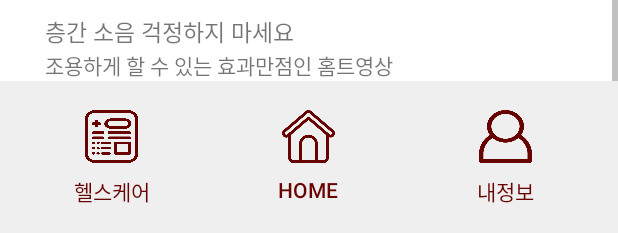
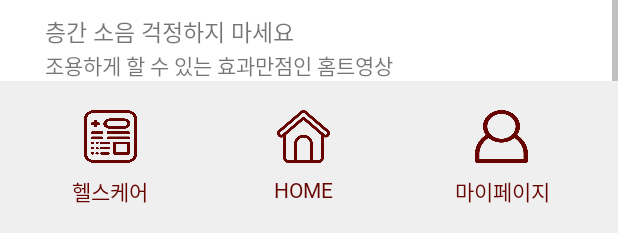
Before and after one commit to 2021-SMHRD-IITP-AI/j_android, an Android app: the layout activity_today_health.xml on its own in the app's theme, with its tools: preview values and no code run, scrolled down 64 dp, on a phone screen of 412 x 824 dp. Shown: the part 1000-1233 px from the top of the screen. Run offline under Robolectric (Android 15) with nearby library versions, the phone set to English and light mode, and no system bars; network calls fail.

Commit message:
헬스케어 수정

```diff
--- a/app/src/main/java/com/smhrd/j/android/Main.java
+++ b/app/src/main/java/com/smhrd/j/android/Main.java
@@ -256,6 +256,14 @@ public class Main extends AppCompatActivity {
             }
         });
 
+        btn_mu8.setOnClickListener(new View.OnClickListener() {
+            @Override
+            public void onClick(View v) {
+                Intent intent1 = new Intent(getApplicationContext(),Today_health.class);
+                startActivity(intent1);
+            }
+        });
+
         //일일 추천 더보기
         btn_more1.setOnClickListener(new View.OnClickListener() {
             @Override
--- a/app/src/main/res/layout/activity_today_health.xml
+++ b/app/src/main/res/layout/activity_today_health.xml
@@ -93,6 +93,7 @@
                     android:layout_marginLeft="30dp"
                     android:layout_marginTop="20dp"
                     android:text="푸쉬업 자세교정"
+                    android:fontFamily="@font/gmarketsansttfmedium"
                     android:textSize="15sp" />
 
                 <TextView
@@ -101,7 +102,8 @@
                     android:layout_height="wrap_content"
                     android:layout_marginStart="30dp"
                     android:layout_marginLeft="30dp"
-                    android:text="운동은 처음 자세가 제일 중요하기 때문에 언제든지 " />
+                    android:text="운동은 처음 자세가 제일 중요하기 때문에 언제든지 "
+                    android:fontFamily="@font/gmarketsansttfmedium"/>
 
                 <TextView
                     android:id="@+id/textView39"
@@ -110,7 +112,8 @@
                     android:layout_marginStart="30dp"
                     android:layout_marginLeft="30dp"
                     android:layout_marginBottom="20dp"
-                    android:text="할 수 있는 당신의 푸쉬업 자세를 교정해 줍니다." />
+                    android:text="할 수 있는 당신의 푸쉬업 자세를 교정해 줍니다."
+                    android:fontFamily="@font/gmarketsansttfmedium"/>
 
                 <VideoView
                     android:id="@+id/video_2"
@@ -125,6 +128,7 @@
                     android:layout_marginLeft="30dp"
                     android:layout_marginTop="20dp"
                     android:text="집에서 누구나 걱정없이 할 수있는 홈트영상"
+                    android:fontFamily="@font/gmarketsansttfmedium"
                     android:textSize="15sp" />
 
                 <TextView
@@ -134,7 +138,8 @@
                     android:layout_marginStart="30dp"
                     android:layout_marginLeft="30dp"
                     android:layout_marginBottom="20dp"
-                    android:text="집에서 혼자가 아닌 가족들과 함께 즐길 수 있는 홈트영상" />
+                    android:text="집에서 혼자가 아닌 가족들과 함께 즐길 수 있는 홈트영상"
+                    android:fontFamily="@font/gmarketsansttfmedium"/>
 
                 <VideoView
                     android:id="@+id/video_3"
@@ -149,6 +154,7 @@
                     android:layout_marginLeft="30dp"
                     android:layout_marginTop="20dp"
                     android:text="층간 소음 걱정하지 마세요"
+                    android:fontFamily="@font/gmarketsansttfmedium"
                     android:textSize="15sp" />
 
                 <TextView
@@ -157,7 +163,8 @@
                     android:layout_height="wrap_content"
                     android:layout_marginStart="30dp"
                     android:layout_marginLeft="30dp"
-                    android:text="조용하게 할 수 있는 효과만점인 홈트영상" />
+                    android:text="조용하게 할 수 있는 효과만점인 홈트영상"
+                    android:fontFamily="@font/gmarketsansttfmedium"/>
             </LinearLayout>
         </ScrollView>
 
@@ -183,6 +190,7 @@
                     android:layout_height="wrap_content"
                     android:drawableTop="@drawable/main_change_red"
                     android:text="헬스케어"
+                    android:fontFamily="@font/jalnan"
                     android:textColor="#670401" />
             </LinearLayout>
 
@@ -200,6 +208,7 @@
                     android:layout_height="wrap_content"
                     android:drawableTop="@drawable/main_home_red"
                     android:text="HOME"
+                    android:fontFamily="@font/jalnan"
                     android:textColor="#670401" />
 
             </LinearLayout>
@@ -217,7 +226,8 @@
                     android:layout_width="match_parent"
                     android:layout_height="wrap_content"
                     android:drawableTop="@drawable/main_user_red"
-                    android:text="내정보"
+                    android:text="마이페이지"
+                    android:fontFamily="@font/jalnan"
                     android:textColor="#670401" />
 
             </LinearLayout>
```
